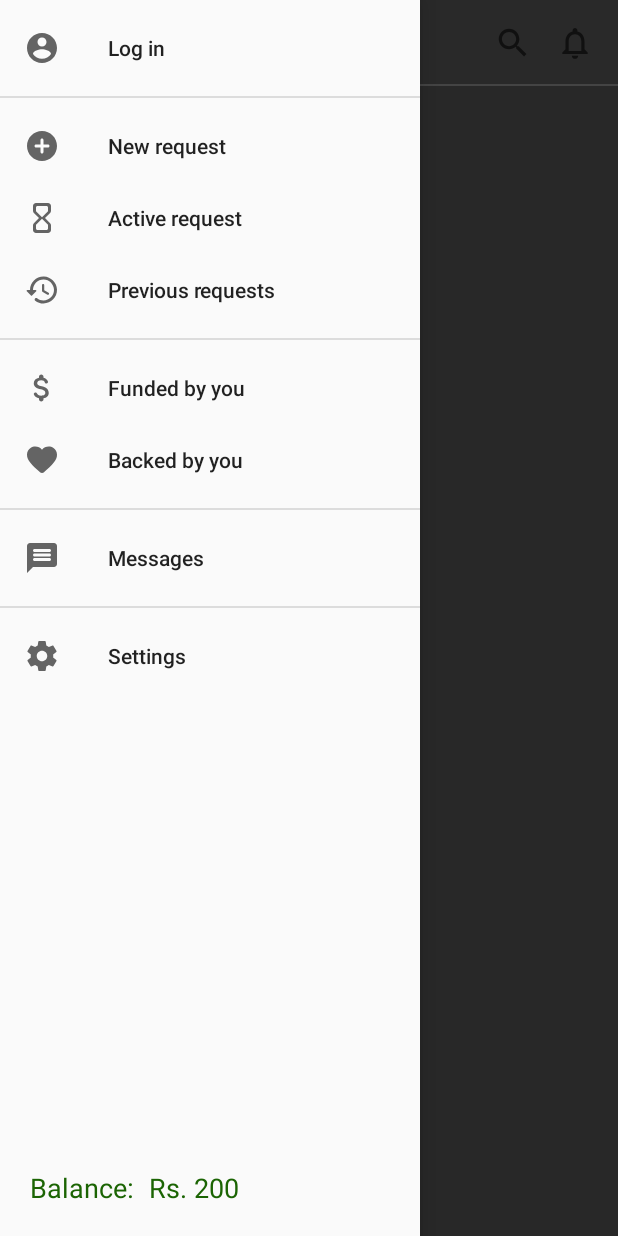
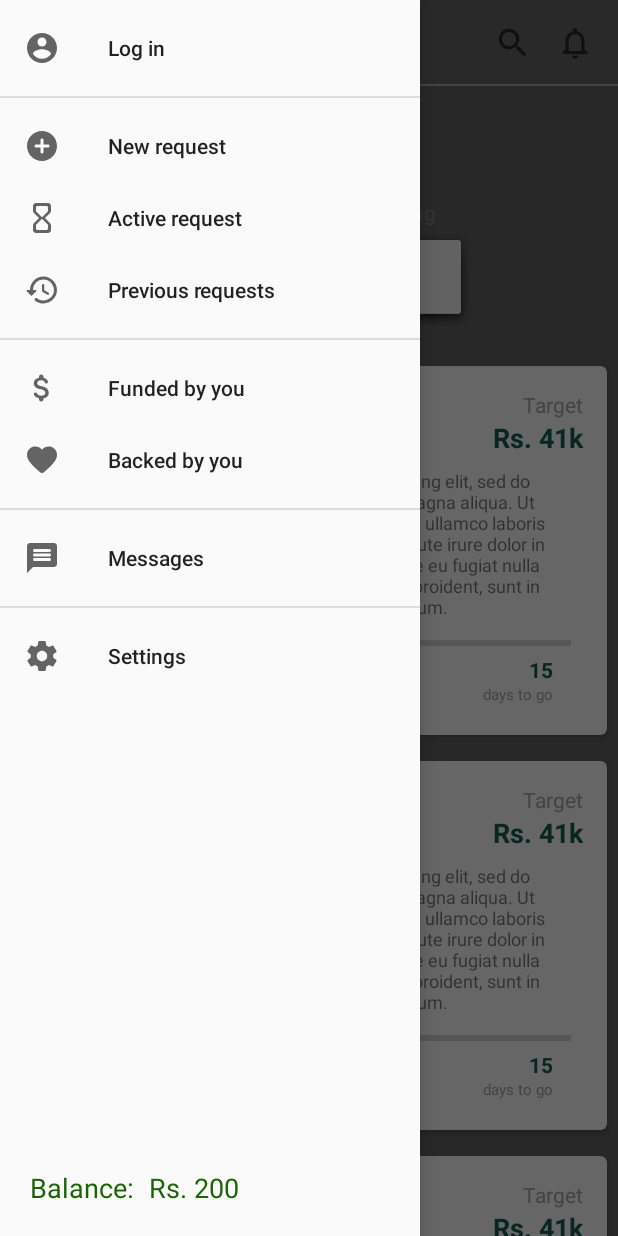
Before and after one commit to nouman0320/SMD-SEEKERS, an Android app: the screen it shows after launch (MainActivity), with the side drawer open, on a phone screen of 412 x 824 dp. Run offline under Robolectric (Android 15) with nearby library versions, the phone set to English and light mode, and no system bars.

Commit message:
Working on feeds

```diff
--- a/app/build.gradle
+++ b/app/build.gradle
@@ -21,7 +21,7 @@ android {
 }
 
 dependencies {
-    implementation fileTree(dir: 'libs', include: ['*.jar'])
+    implementation fileTree(include: ['*.jar'], dir: 'libs')
     implementation 'com.android.support:appcompat-v7:28.0.0'
     implementation 'com.android.support:design:28.0.0'
     implementation 'com.android.support.constraint:constraint-layout:1.1.3'
@@ -29,7 +29,8 @@ dependencies {
     testImplementation 'junit:junit:4.12'
     androidTestImplementation 'com.android.support.test:runner:1.0.2'
     androidTestImplementation 'com.android.support.test.espresso:espresso-core:3.0.2'
-
+    implementation 'com.android.support:recyclerview-v7:27.1.1'
+    implementation 'com.android.support:cardview-v7:27.1.1'
 }
 
 configurations.all {
--- a/app/src/main/java/pk/edu/nu/smd/seekers/MainActivity.java
+++ b/app/src/main/java/pk/edu/nu/smd/seekers/MainActivity.java
@@ -4,13 +4,24 @@ import android.support.v4.widget.DrawerLayout;
 import android.support.v7.app.ActionBarDrawerToggle;
 import android.support.v7.app.AppCompatActivity;
 import android.os.Bundle;
+import android.support.v7.widget.LinearLayoutManager;
+import android.support.v7.widget.RecyclerView;
 import android.view.MenuItem;
 import android.support.v7.widget.Toolbar;
 import android.view.View;
 import android.widget.ImageButton;
 import android.widget.Toast;
 
+import java.util.ArrayList;
+import java.util.List;
+
 public class MainActivity extends AppCompatActivity {
+
+
+    RecyclerView recyclerView;
+    PostCardAdapter adapter;
+
+    List<PostCard> postCardList;
 
 
     private DrawerLayout mDrawerLayout;
@@ -27,6 +38,24 @@ public class MainActivity extends AppCompatActivity {
     protected void onCreate(Bundle savedInstanceState) {
         super.onCreate(savedInstanceState);
         setContentView(R.layout.activity_main);
+
+
+        postCardList = new ArrayList<>();
+
+        recyclerView = findViewById(R.id.postcard_recyclerview);
+        recyclerView.setHasFixedSize(true);
+
+        recyclerView.setLayoutManager(new LinearLayoutManager(this));
+
+        postCardList.add(new PostCard("Nouman Arshad"));
+        postCardList.add(new PostCard("Muhammad Shahnawaz"));
+        postCardList.add(new PostCard("Zain Shahid"));
+        postCardList.add(new PostCard("user4"));
+        postCardList.add(new PostCard("user5"));
+
+        adapter = new PostCardAdapter(this, postCardList);
+        recyclerView.setAdapter(adapter);
+
 
         notification_btn = findViewById(R.id.notification_btn);
         search_btn = findViewById(R.id.search_btn);
--- /dev/null
+++ b/app/src/main/java/pk/edu/nu/smd/seekers/PostCard.java
@@ -0,0 +1,19 @@
+package pk.edu.nu.smd.seekers;
+
+public class PostCard {
+
+    private String username;
+
+
+    public PostCard(String username) {
+        this.username = username;
+    }
+
+    public String getUsername() {
+        return username;
+    }
+
+    public void setUsername(String username) {
+        this.username = username;
+    }
+}
--- /dev/null
+++ b/app/src/main/java/pk/edu/nu/smd/seekers/PostCardAdapter.java
@@ -0,0 +1,60 @@
+package pk.edu.nu.smd.seekers;
+
+
+import android.content.Context;
+import android.support.annotation.NonNull;
+import android.support.v7.widget.RecyclerView;
+import android.view.LayoutInflater;
+import android.view.View;
+import android.view.ViewGroup;
+import android.widget.TextView;
+
+import java.util.List;
+
+/*
+* RecyclerView.Adapter
+* RecyclerView.ViewHolder
+* */
+public class PostCardAdapter extends RecyclerView.Adapter<PostCardAdapter.PostCardViewHolder> {
+
+    private Context mCtx;
+    private List<PostCard> PostCardList;
+
+    public PostCardAdapter(Context mCtx, List<PostCard> postCardList) {
+        this.mCtx = mCtx;
+        PostCardList = postCardList;
+    }
+
+    @NonNull
+    @Override
+    public PostCardViewHolder onCreateViewHolder(@NonNull ViewGroup parent, int viewType) {
+        LayoutInflater inflater = LayoutInflater.from(mCtx);
+        View view = inflater.inflate(R.layout.post_card, null);
+        return new PostCardViewHolder(view);
+    }
+
+    @Override
+    public void onBindViewHolder(@NonNull PostCardViewHolder holder, int position) {
+        PostCard card = PostCardList.get(position);
+
+        holder.username_textview.setText(card.getUsername());
+    }
+
+    @Override
+    public int getItemCount() {
+        return PostCardList.size();
+    }
+
+    class PostCardViewHolder extends RecyclerView.ViewHolder{
+
+        TextView username_textview;
+
+        public PostCardViewHolder(View itemView) {
+            super(itemView);
+
+            username_textview = itemView.findViewById(R.id.username_textview);
+
+        }
+    }
+
+}
--- a/app/src/main/res/layout/activity_main.xml
+++ b/app/src/main/res/layout/activity_main.xml
@@ -35,20 +35,77 @@
             tools:layout_editor_absoluteX="0dp"
             tools:ignore="MissingConstraints" />
 
+        <android.support.v7.widget.RecyclerView
+            android:id="@+id/postcard_recyclerview"
+            android:layout_width="match_parent"
+            android:layout_height="0dp"
+            android:layout_marginTop="8dp"
+            app:layout_constraintBottom_toBottomOf="parent"
+            app:layout_constraintTop_toBottomOf="@+id/constraintLayout"
+            tools:ignore="MissingConstraints"
+            tools:layout_editor_absoluteX="0dp" />
 
-        <TextView
-            android:id="@+id/textView2"
+        <android.support.constraint.ConstraintLayout
+            android:id="@+id/constraintLayout"
             android:layout_width="match_parent"
-            android:layout_height="wrap_content"
-            android:layout_gravity="center_vertical"
-            android:layout_marginTop="40dp"
-            android:layout_weight="1"
-            android:text="Main screen"
-            android:textAlignment="center"
-            android:textSize="25sp"
-            app:layout_constraintTop_toBottomOf="@+id/view"
+            android:layout_height="171dp"
+            app:layout_constraintTop_toTopOf="@+id/view"
             tools:layout_editor_absoluteX="0dp"
-            tools:ignore="MissingConstraints" />
+            tools:ignore="MissingConstraints">
+
+            <TextView
+                android:id="@+id/textView2"
+                android:layout_width="200dp"
+                android:layout_height="wrap_content"
+                android:layout_marginEnd="8dp"
+                android:layout_marginLeft="8dp"
+                android:layout_marginRight="8dp"
+                android:layout_marginStart="8dp"
+                android:layout_marginTop="32dp"
+                android:gravity="center_horizontal"
+                android:text="SEEKERS"
+                android:textColor="@color/seekersTheme"
+                android:textSize="30sp"
+                app:fontFamily="@font/rns_b_family"
+                app:layout_constraintEnd_toEndOf="parent"
+                app:layout_constraintStart_toStartOf="parent"
+                app:layout_constraintTop_toTopOf="parent" />
+
+            <TextView
+                android:id="@+id/textView5"
+                android:layout_width="200dp"
+                android:layout_height="wrap_content"
+                android:layout_marginEnd="8dp"
+                android:layout_marginLeft="8dp"
+                android:layout_marginRight="8dp"
+                android:layout_marginStart="8dp"
+                android:layout_marginTop="76dp"
+                android:gravity="center_horizontal"
+                android:text="Always seek for something"
+                android:textColor="@android:color/tertiary_text_light"
+                app:layout_constraintEnd_toEndOf="parent"
+                app:layout_constraintStart_toStartOf="parent"
+                app:layout_constraintTop_toTopOf="parent" />
+
+            <Button
+                android:id="@+id/button2"
+                android:layout_width="217dp"
+                android:layout_height="65dp"
+                android:layout_marginEnd="8dp"
+                android:layout_marginLeft="8dp"
+                android:layout_marginRight="8dp"
+                android:layout_marginStart="8dp"
+                android:layout_marginTop="96dp"
+                android:background="@android:drawable/dialog_holo_light_frame"
+                android:shadowColor="@android:color/darker_gray"
+                android:text="Sign up or Log In"
+                app:layout_constraintEnd_toEndOf="parent"
+                app:layout_constraintHorizontal_bias="0.502"
+                app:layout_constraintStart_toStartOf="parent"
+                app:layout_constraintTop_toTopOf="parent" />
+        </android.support.constraint.ConstraintLayout>
+
+
     </android.support.constraint.ConstraintLayout>
 
     <android.support.design.widget.NavigationView
--- /dev/null
+++ b/app/src/main/res/layout/post_card.xml
@@ -0,0 +1,186 @@
+<RelativeLayout xmlns:android="http://schemas.android.com/apk/res/android"
+    xmlns:card_view="http://schemas.android.com/apk/res-auto"
+    xmlns:tools="http://schemas.android.com/tools"
+    android:layout_width="match_parent"
+    android:layout_height="wrap_content"
+    android:padding="4dp">
+
+    <android.support.v7.widget.CardView xmlns:card_view="http://schemas.android.com/apk/res-auto"
+        android:id="@+id/card_view"
+        android:layout_width="match_parent"
+        android:layout_height="wrap_content"
+        android:layout_gravity="center"
+        android:paddingBottom="10dp"
+        card_view:cardCornerRadius="4dp"
+        card_view:cardUseCompatPadding="true">
+
+        <android.support.constraint.ConstraintLayout
+            android:layout_width="match_parent"
+            android:layout_height="match_parent"
+            android:paddingBottom="20dp">
+
+
+            <ImageView
+                android:id="@+id/profile_imageView"
+                android:layout_width="36dp"
+                android:layout_height="36dp"
+                android:layout_marginLeft="16dp"
+                android:layout_marginStart="16dp"
+                android:layout_marginTop="16dp"
+                card_view:layout_constraintStart_toStartOf="parent"
+                card_view:layout_constraintTop_toTopOf="parent"
+                card_view:srcCompat="@drawable/round_account_circle_black_36" />
+
+            <TextView
+                android:id="@+id/username_textview"
+                android:layout_width="wrap_content"
+                android:layout_height="wrap_content"
+                android:layout_marginLeft="12dp"
+                android:layout_marginStart="8dp"
+                android:layout_marginTop="26dp"
+                android:text="TextView"
+                android:textColor="@android:color/darker_gray"
+                card_view:layout_constraintStart_toEndOf="@+id/profile_imageView"
+                card_view:layout_constraintTop_toTopOf="parent" />
+
+            <TextView
+                android:id="@+id/textView7"
+                android:layout_width="70dp"
+                android:layout_height="wrap_content"
+                android:layout_marginEnd="36dp"
+                android:layout_marginRight="36dp"
+                android:gravity="right"
+                android:text="15"
+                android:textColor="@color/seekersTheme"
+                android:textSize="14sp"
+                android:textStyle="bold"
+                card_view:layout_constraintEnd_toEndOf="parent"
+                card_view:layout_constraintTop_toBottomOf="@+id/progressBar" />
+
+            <TextView
+                android:id="@+id/textView12"
+                android:layout_width="70dp"
+                android:layout_height="wrap_content"
+                android:layout_marginLeft="40dp"
+                android:layout_marginStart="40dp"
+                android:gravity="center"
+                android:text="214"
+                android:textColor="@color/seekersTheme"
+                android:textSize="14sp"
+                android:textStyle="bold"
+                card_view:layout_constraintStart_toEndOf="@+id/textView11"
+                card_view:layout_constraintTop_toBottomOf="@+id/progressBar" />
+
+            <TextView
+                android:id="@+id/textView11"
+                android:layout_width="70dp"
+                android:layout_height="wrap_content"
+                android:layout_marginLeft="36dp"
+                android:layout_marginStart="36dp"
+                android:gravity="left|right"
+                android:text="40%"
+                android:textColor="@color/seekersTheme"
+                android:textSize="14sp"
+                android:textStyle="bold"
+                card_view:layout_constraintStart_toStartOf="parent"
+                card_view:layout_constraintTop_toBottomOf="@+id/progressBar" />
+
+            <TextView
+                android:id="@+id/textView10"
+                android:layout_width="100dp"
+                android:layout_height="wrap_content"
+                android:layout_marginEnd="16dp"
+                android:layout_marginRight="16dp"
+                android:gravity="right"
+                android:text="Rs. 41k"
+                android:textColor="@color/seekersTheme"
+                android:textSize="18sp"
+                android:textStyle="bold"
+                card_view:layout_constraintEnd_toEndOf="parent"
+                card_view:layout_constraintTop_toBottomOf="@+id/textView8" />
+
+            <TextView
+                android:id="@+id/textView8"
+                android:layout_width="wrap_content"
+                android:layout_height="wrap_content"
+                android:layout_marginEnd="16dp"
+                android:layout_marginRight="16dp"
+                android:layout_marginTop="16dp"
+                android:text="Target"
+                android:textColor="@android:color/darker_gray"
+                card_view:layout_constraintEnd_toEndOf="parent"
+                card_view:layout_constraintTop_toTopOf="parent" />
+
+            <TextView
+                android:id="@+id/textView13"
+                android:layout_width="wrap_content"
+                android:layout_height="13dp"
+                android:layout_marginEnd="36dp"
+                android:layout_marginRight="36dp"
+                android:text="days to go"
+                android:textColor="@android:color/darker_gray"
+                android:textSize="10sp"
+                card_view:layout_constraintEnd_toEndOf="parent"
+                card_view:layout_constraintTop_toBottomOf="@+id/textView7" />
+
+            <TextView
+                android:id="@+id/textView15"
+                android:layout_width="wrap_content"
+                android:layout_height="wrap_content"
+                android:layout_marginLeft="92dp"
+                android:layout_marginStart="92dp"
+                android:text="backed by"
+                android:textColor="@android:color/darker_gray"
+                android:textSize="10sp"
+                card_view:layout_constraintStart_toEndOf="@+id/textView14"
+                card_view:layout_constraintTop_toBottomOf="@+id/textView12" />
+
+            <TextView
+                android:id="@+id/textView14"
+                android:layout_width="wrap_content"
+                android:layout_height="wrap_content"
+                android:layout_marginLeft="36dp"
+                android:layout_marginStart="36dp"
+                android:text="funded"
+                android:textColor="@android:color/darker_gray"
+                android:textSize="10sp"
+                card_view:layout_constraintStart_toStartOf="parent"
+                card_view:layout_constraintTop_toBottomOf="@+id/textView11" />
+
+            <TextView
+                android:id="@+id/textView9"
+                android:layout_width="0dp"
+                android:layout_height="wrap_content"
+                android:layout_marginEnd="4dp"
+                android:layout_marginRight="4dp"
+                android:layout_marginTop="68dp"
+                android:inputType="none|textMultiLine|textNoSuggestions"
+                android:paddingLeft="20dp"
+                android:paddingRight="20dp"
+                android:text="Lorem ipsum dolor sit amet, consectetur adipiscing elit, sed do eiusmod tempor incididunt ut labore et dolore magna aliqua. Ut enim ad minim veniam, quis nostrud exercitation ullamco laboris nisi ut aliquip ex ea commodo consequat. Duis aute irure dolor in reprehenderit in voluptate velit esse cillum dolore eu fugiat nulla pariatur. Excepteur sint occaecat cupidatat non proident, sunt in culpa qui officia deserunt mollit anim id est laborum."
+                android:textSize="12sp"
+                card_view:layout_constraintEnd_toEndOf="parent"
+                card_view:layout_constraintTop_toTopOf="parent" />
+
+            <ProgressBar
+                android:id="@+id/progressBar"
+                style="?android:attr/progressBarStyleHorizontal"
+                android:layout_width="0dp"
+                android:layout_height="wrap_content"
+                android:layout_marginEnd="4dp"
+                android:layout_marginLeft="4dp"
+                android:layout_marginRight="4dp"
+                android:layout_marginStart="4dp"
+                android:layout_marginTop="8dp"
+                android:paddingLeft="20dp"
+                android:paddingRight="20dp"
+                android:progress="40"
+                card_view:layout_constraintEnd_toEndOf="parent"
+                card_view:layout_constraintStart_toStartOf="parent"
+                card_view:layout_constraintTop_toBottomOf="@+id/textView9" />
+
+        </android.support.constraint.ConstraintLayout>
+
+    </android.support.v7.widget.CardView>
+
+</RelativeLayout>
--- a/app/src/main/res/values/colors.xml
+++ b/app/src/main/res/values/colors.xml
@@ -6,4 +6,5 @@
 
 
     <color name="seekersTheme">#166350</color>
+    <color name="seekersThemeDark">#105141</color>
 </resources>
--- a/app/src/main/res/values/styles.xml
+++ b/app/src/main/res/values/styles.xml
@@ -4,7 +4,7 @@
     <style name="AppTheme" parent="Theme.AppCompat.Light.NoActionBar">
         <!-- Customize your theme here. -->
         <item name="colorPrimary">@color/colorPrimary</item>
-        <item name="colorPrimaryDark">@color/colorPrimaryDark</item>
+        <item name="colorPrimaryDark">@color/seekersThemeDark</item>
         <item name="colorAccent">@color/colorAccent</item>
     </style>
 
```
